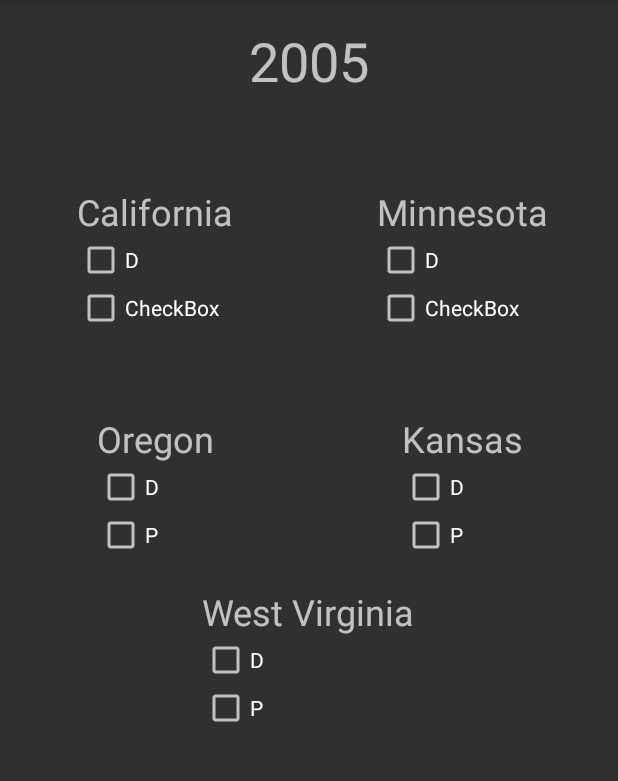
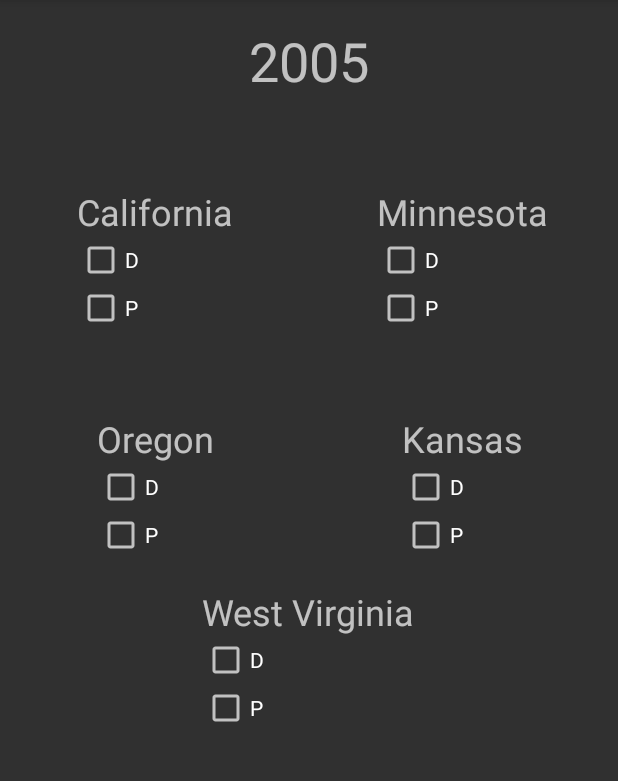
Before and after one commit to danielCatlett/StateQuartersDC, an Android app: the year05 screen opened directly, with no data from a screen before it, on a phone screen of 412 x 824 dp, the part 84-865 px from its top. Run offline under Robolectric (Android 15) with nearby library versions, the phone set to English and light mode, and no system bars.

Commit message:
Forgot a few textboxes

```diff
--- a/app/src/main/res/layout/activity_year05.xml
+++ b/app/src/main/res/layout/activity_year05.xml
@@ -45,7 +45,7 @@
             android:layout_alignStart="@+id/txtPenn" />
 
         <CheckBox
-            android:text="CheckBox"
+            android:text="@string/txtP"
             android:layout_width="wrap_content"
             android:layout_height="wrap_content"
             android:id="@+id/checkBox4"
@@ -80,7 +80,7 @@
             android:layout_alignStart="@+id/txtDel" />
 
         <CheckBox
-            android:text="CheckBox"
+            android:text="@string/txtP"
             android:layout_width="wrap_content"
             android:layout_height="wrap_content"
             android:id="@+id/checkBox2"
--- a/app/src/main/res/layout/activity_year08.xml
+++ b/app/src/main/res/layout/activity_year08.xml
@@ -45,7 +45,7 @@
             android:layout_alignStart="@+id/txtPenn" />
 
         <CheckBox
-            android:text="CheckBox"
+            android:text="@string/txtP"
             android:layout_width="wrap_content"
             android:layout_height="wrap_content"
             android:id="@+id/checkBox4"
@@ -80,7 +80,7 @@
             android:layout_alignStart="@+id/txtDel" />
 
         <CheckBox
-            android:text="CheckBox"
+            android:text="@string/txtP"
             android:layout_width="wrap_content"
             android:layout_height="wrap_content"
             android:id="@+id/checkBox2"
```
